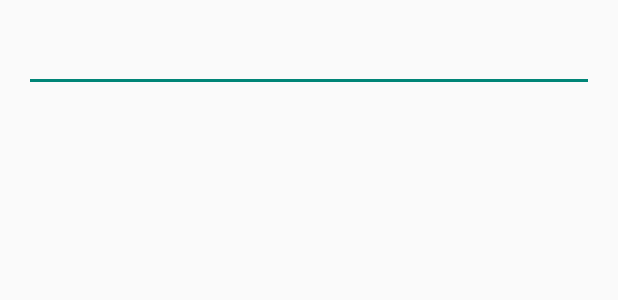
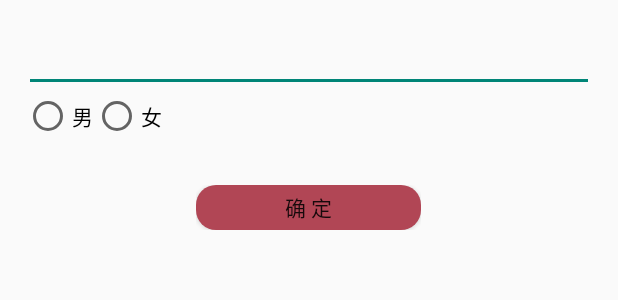
Before and after one commit to NEUSE1401/LeQi, an Android app: the layout activity_change_personal_info.xml on its own in the app's theme, with its tools: preview values and no code run, on a phone screen of 412 x 824 dp. Shown: the top 300 px of the screen. Run offline under Robolectric (Android 15) with nearby library versions, the phone set to English and light mode, and no system bars.

Commit message:
个人信息完善

```diff
--- /dev/null
+++ b/app/src/main/res/drawable/button.xml
@@ -0,0 +1,7 @@
+<?xml version="1.0" encoding="utf-8"?>
+<selector xmlns:android="http://schemas.android.com/apk/res/android">
+    <item android:state_pressed="false" android:drawable="@drawable/button_befoe_after_click" />
+    <item android:state_focused="true" android:drawable="@drawable/button_befoe_after_click" />
+    <item android:state_pressed="true" android:drawable="@drawable/button_when_click" />
+
+</selector>
--- /dev/null
+++ b/app/src/main/res/drawable/button_befoe_after_click.xml
@@ -0,0 +1,10 @@
+<?xml version="1.0" encoding="utf-8"?>
+<shape xmlns:android="http://schemas.android.com/apk/res/android"
+android:shape="rectangle">
+<corners android:bottomLeftRadius="20px"
+    android:bottomRightRadius="20px"
+    android:topLeftRadius="20px"
+    android:topRightRadius="20px"/>
+
+<solid android:color="#b14655"/>
+</shape>
--- /dev/null
+++ b/app/src/main/res/drawable/button_when_click.xml
@@ -0,0 +1,10 @@
+<?xml version="1.0" encoding="utf-8"?>
+<shape xmlns:android="http://schemas.android.com/apk/res/android"
+    android:shape="rectangle">
+    <corners android:bottomLeftRadius="20px"
+        android:bottomRightRadius="20px"
+        android:topLeftRadius="20px"
+        android:topRightRadius="20px"/>
+
+    <solid android:color="#ffbcbe"/>
+</shape>
--- a/app/src/main/res/layout/activity_change_personal_info.xml
+++ b/app/src/main/res/layout/activity_change_personal_info.xml
@@ -16,12 +16,47 @@
         android:id="@+id/change_area"
         android:layout_width="match_parent"
         android:layout_height="wrap_content">
+
         <EditText
             android:layout_width="match_parent"
-            android:layout_height="wrap_content" />
-        <TextView
+            android:layout_height="wrap_content"
+            android:id="@+id/change_editText" />
+    </LinearLayout>
+
+    <LinearLayout
+        android:id="@+id/change_sex_area"
+        android:layout_width="match_parent"
+        android:layout_height="wrap_content"
+        android:orientation="horizontal">
+        <RadioGroup
+            android:id="@+id/sex_radiogroup"
+            android:orientation="horizontal"
             android:layout_width="wrap_content"
-            android:layout_height="wrap_content"
-            android:id="@+id/change_remind"/>
+            android:layout_height="wrap_content">
+            <RadioButton
+                android:layout_width="wrap_content"
+                android:layout_height="wrap_content"
+                android:text="男"
+                android:id="@+id/man"/>
+            <RadioButton
+                android:layout_width="wrap_content"
+                android:layout_height="wrap_content"
+                android:text="女"
+                android:id="@+id/women"/>
+        </RadioGroup>
+
+    </LinearLayout>
+
+    <LinearLayout
+        android:layout_marginTop="30dp"
+        android:layout_gravity="center"
+        android:layout_width="wrap_content"
+        android:layout_height="wrap_content">
+        <Button
+            android:id="@+id/change_sure"
+            android:layout_height="30dp"
+            android:layout_width="150dp"
+            android:text="确 定"
+            android:background="@drawable/button"/>
     </LinearLayout>
 </LinearLayout>
```
Also changed, not shown: app/src/main/java/la/neu/leqi/ChangePersonalInfoActivity.java (+85 -3 lines), app/src/main/java/la/neu/leqi/MainActivity.java (+6 -1 lines), app/src/main/java/la/neu/leqi/PersonalInformationActivity.java (+17 -3 lines), app/src/main/java/la/neu/leqi/listener/MenuClickListener.java (added, +45 -0 lines).
